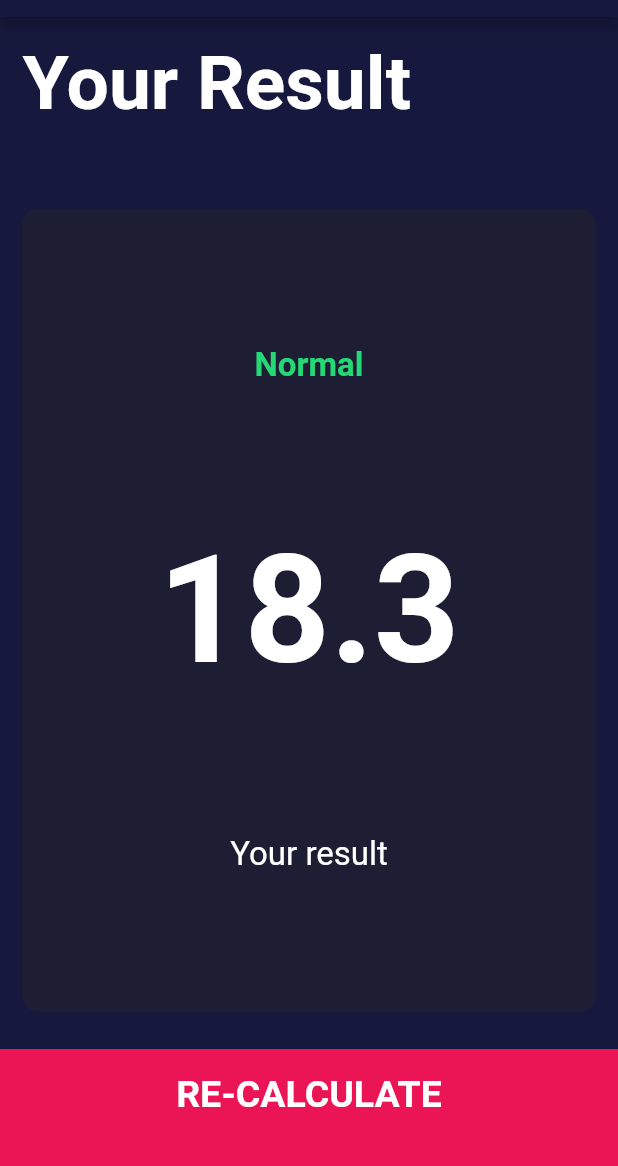
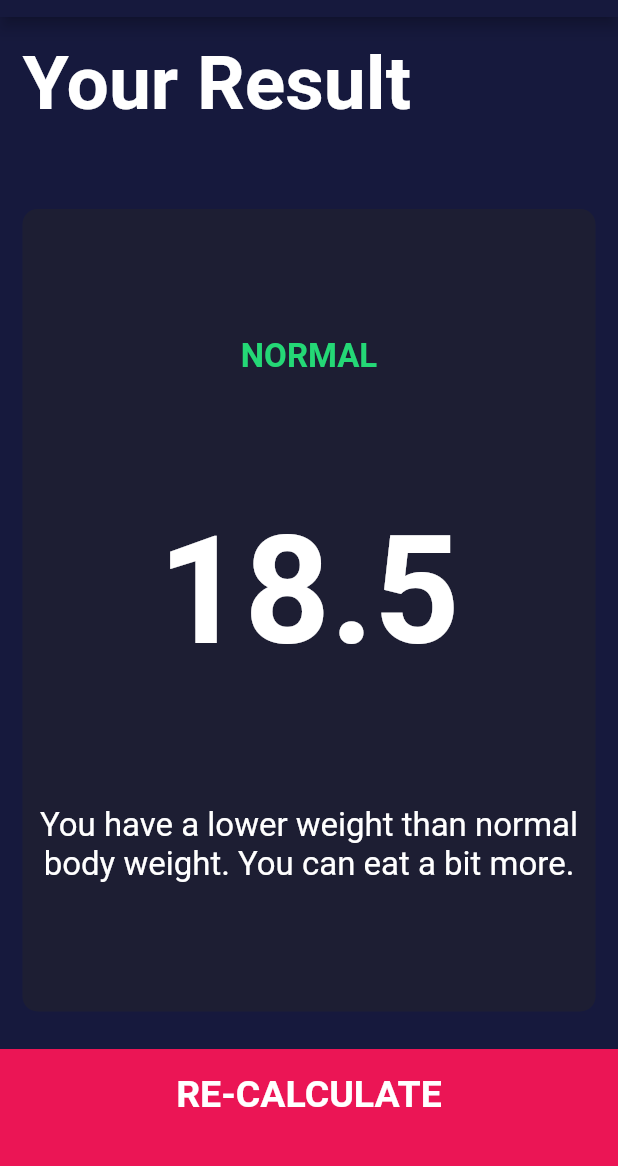
Before and after one commit to selinguz/bmi_calculator, a Flutter app: the screen it shows after launch, after a tap on "CALCULATE", on a phone screen of 412 x 824 dp, the part 67-1233 px from its top. Run offline on Flutter 3.47's test engine with Material 2 defaults, Android fonts, the phone set to English and light mode, and no system bars; our stand-ins replace font_awesome_flutter.

Commit message:
bmi hesaplamaları da eklenerek proje tamamlandı

```diff
--- /dev/null
+++ b/lib/calculator_brain.dart
@@ -0,0 +1,36 @@
+import 'dart:math';
+
+class CalculatorBrain {
+  final int height;
+  final int weight;
+
+  late double _bmi;
+
+  CalculatorBrain({required this.height, required this.weight});
+
+  String getBmiResult() {
+    _bmi = weight / pow(height/100, 2);
+    return _bmi.toStringAsFixed(1);
+  }
+
+  String getInterpretation() {
+    if (_bmi >= 25) {
+      return 'You have a higher than normal body weight. Try to exercise more.';
+    } else if (_bmi > 50) {
+      return 'You have a normal bod weight. Good job!';
+    } else {
+      return 'You have a lower weight than normal body weight. You can eat a '
+          'bit more.';
+    }
+  }
+
+  String getResultText(){
+    if (_bmi >= 25) {
+      return 'Overweight';
+    } else if (_bmi > 18.5 && _bmi < 24.9) {
+      return 'normal';
+    } else {
+      return 'underweight';
+    }
+  }
+}
--- a/lib/screens/input_page.dart
+++ b/lib/screens/input_page.dart
@@ -1,3 +1,4 @@
+import 'package:bmi_calculator/calculator_brain.dart';
 import 'package:bmi_calculator/components/reusable_card.dart';
 import 'package:bmi_calculator/components/round_icon_button.dart';
 import 'package:bmi_calculator/screens/results_page.dart';
@@ -233,10 +234,17 @@ class _InputPageState extends State<InputPage> {
           ),
           BottomButton(
             onTap: () {
+              CalculatorBrain calc = CalculatorBrain(height: height, weight:
+              weight);
               Navigator.push(
                 context,
                 MaterialPageRoute(
-                  builder: (context) => ResultPage(),
+                  builder: (context) => ResultPage(
+                    bmiResult: calc.getBmiResult(),
+                    resultText: calc.getResultText(),
+                    interpretation : calc.getInterpretation(),
+
+                  ),
                 ),
               );
             },
--- a/lib/screens/results_page.dart
+++ b/lib/screens/results_page.dart
@@ -2,9 +2,14 @@ import 'package:bmi_calculator/components/bottom_button.dart';
 import 'package:bmi_calculator/components/reusable_card.dart';
 import 'package:bmi_calculator/constants.dart';
 import 'package:flutter/material.dart';
+import 'package:bmi_calculator/calculator_brain.dart';
 
 class ResultPage extends StatelessWidget {
-  const ResultPage({super.key});
+  final String bmiResult;
+  final String interpretation;
+  final String resultText;
+
+  ResultPage({required this.bmiResult, required this.interpretation, required this.resultText});
 
   @override
   Widget build(BuildContext context) {
@@ -35,15 +40,15 @@ class ResultPage extends StatelessWidget {
                 crossAxisAlignment: CrossAxisAlignment.center,
                 children: [
                   Text(
-                    'Normal',
+                    resultText.toUpperCase(),
                     style: kResultTextStyle,
                   ),
                   Text(
-                    '18.3',
+                    bmiResult,
                     style: kBmiTextStyle,
                   ),
                   Text(
-                    'Your result',
+                    interpretation,
                     style: kBodyTextStyle,
                     textAlign: TextAlign.center,
                   ),
```
Also changed, not shown: 60 other files.
